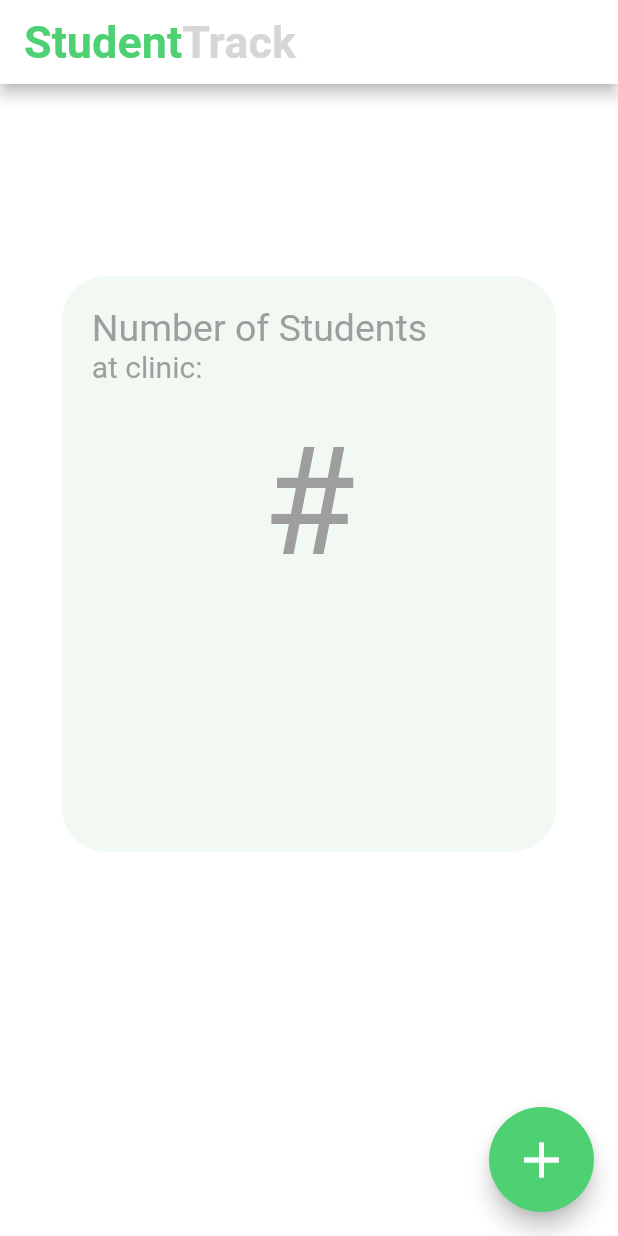
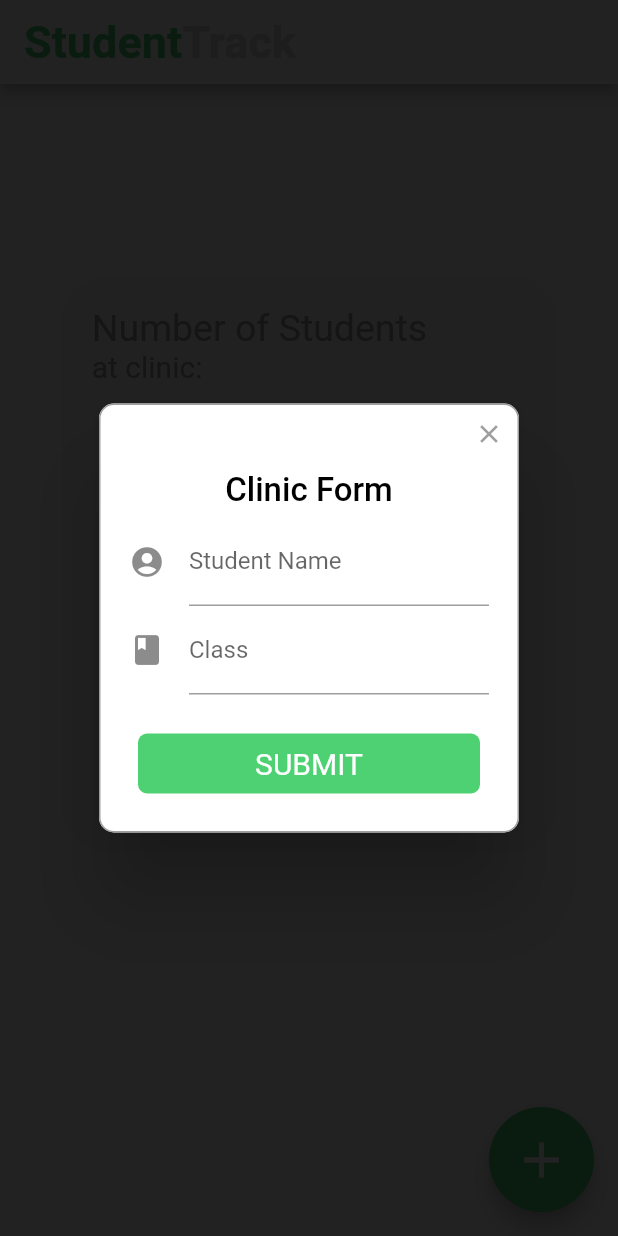
Before and after one commit to JaisonST/studentTrack, a Flutter app: the screen it shows once a user with an empty profile is signed in, after a tap on the "add" icon, on a phone screen of 412 x 824 dp. Run offline on Flutter 3.47's test engine with Material 2 defaults, Android fonts, the phone set to English and light mode, and no system bars; drawn by our look-alikes of rflutter_alert; our stand-ins replace firebase_auth, firebase_core; accounts and stored records are empty.

Commit message:
clinic form created

```diff
--- a/lib/AuthenticationSystem/Wrapper.dart
+++ b/lib/AuthenticationSystem/Wrapper.dart
@@ -6,18 +6,22 @@ import 'package:studenttrack/Screens/Designation.dart';
 import 'package:flutter/cupertino.dart';
 import 'dart:io' show Platform;
 
+import '../Screens/Designation.dart';
+import '../Screens/Home.dart';
+
 class Wrapper extends StatelessWidget {
   static String id = 'Wrapper';
   @override
   Widget build(BuildContext context) {
     final user = Provider.of<Users>(context);
-    if(Platform.isIOS){
+    if (Platform.isIOS) {
       if (user != null) {
-
+        return HomeScreen();
       }
+      return Designation();
     }
 
-      if(Platform.isAndroid) {
+    if (Platform.isAndroid) {
       if (user == null)
         return Designation();
       else
--- a/lib/Screens/Home.dart
+++ b/lib/Screens/Home.dart
@@ -1,4 +1,5 @@
 import 'package:flutter/material.dart';
+import 'package:studenttrack/components.dart';
 
 class HomeScreen extends StatefulWidget {
   static String id = 'HomeScreen';
@@ -56,7 +57,9 @@ class _TeacherUIState extends State<TeacherUI> {
             size: 40.0,
           ),
           backgroundColor: Color(0xff4DD172),
-          onPressed: () {},
+          onPressed: () {
+            clinicForm(context);
+          },
         ),
       ),
       body: Center(
--- /dev/null
+++ b/lib/components.dart
@@ -0,0 +1,36 @@
+import 'package:flutter/material.dart';
+import 'package:rflutter_alert/rflutter_alert.dart';
+
+//function for the clinic form
+clinicForm(context) {
+  Alert(
+      context: context,
+      title: "Clinic Form",
+      content: Column(
+        children: <Widget>[
+          TextField(
+            decoration: InputDecoration(
+              icon: Icon(Icons.account_circle),
+              labelText: 'Student Name',
+            ),
+          ),
+          TextField(
+            obscureText: true,
+            decoration: InputDecoration(
+              icon: Icon(Icons.book),
+              labelText: 'Class',
+            ),
+          ),
+        ],
+      ),
+      buttons: [
+        DialogButton(
+          color: Color(0xff4DD172),
+          onPressed: () => Navigator.pop(context),
+          child: Text(
+            "SUBMIT",
+            style: TextStyle(color: Colors.white, fontSize: 20),
+          ),
+        )
+      ]).show();
+}
```
Also changed, not shown: pubspec.yaml (+2 -10 lines), pubspec.lock. Lines whose indentation alone changed are shown as unchanged.
